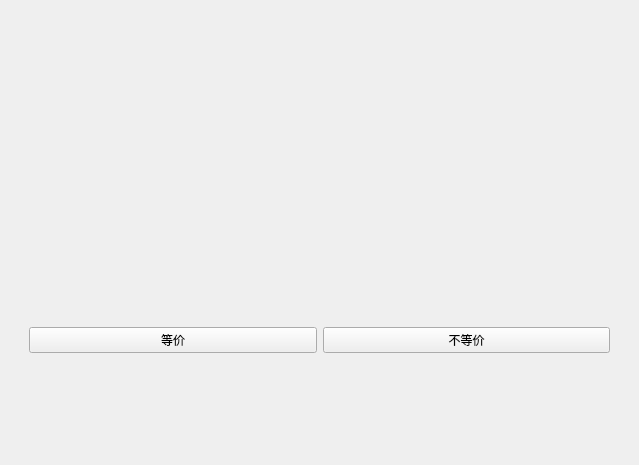
Before: the Qt Designer form lab5/confirmingqt/menu.ui in Woodie-Shi/SE, drawn with Qt 5.
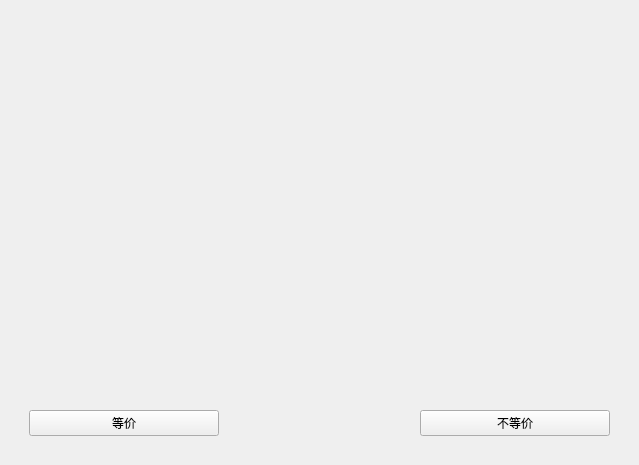
After: the same form once the commit is applied.

What changed in the file:
```diff
--- a/lab5/confirmingqt/menu.ui
+++ b/lab5/confirmingqt/menu.ui
@@ -39,15 +39,22 @@
       </item>
       <item>
        <widget class="QWidget" name="widget_2" native="true">
-        <layout class="QHBoxLayout" name="horizontalLayout">
-         <item>
+        <layout class="QGridLayout" name="gridLayout">
+         <item row="0" column="1">
+          <widget class="QLabel" name="hint">
+           <property name="text">
+            <string/>
+           </property>
+          </widget>
+         </item>
+         <item row="1" column="0">
           <widget class="QPushButton" name="isequal">
            <property name="text">
             <string>等价</string>
            </property>
           </widget>
          </item>
-         <item>
+         <item row="1" column="2">
           <widget class="QPushButton" name="isinequal">
            <property name="text">
             <string>不等价</string>
```
